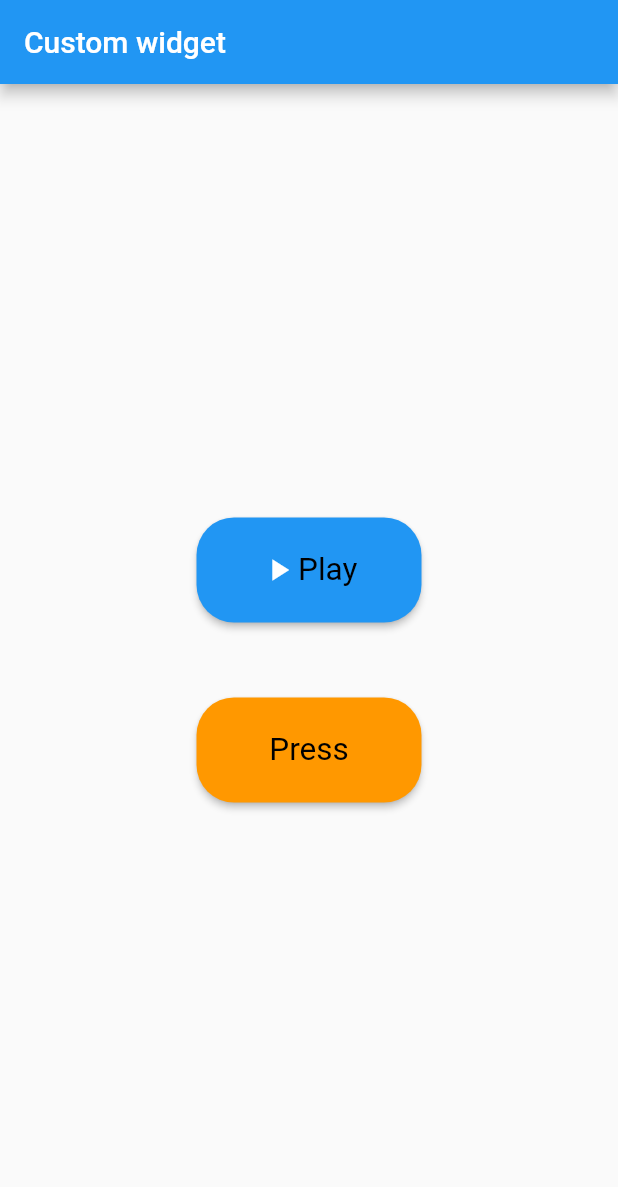
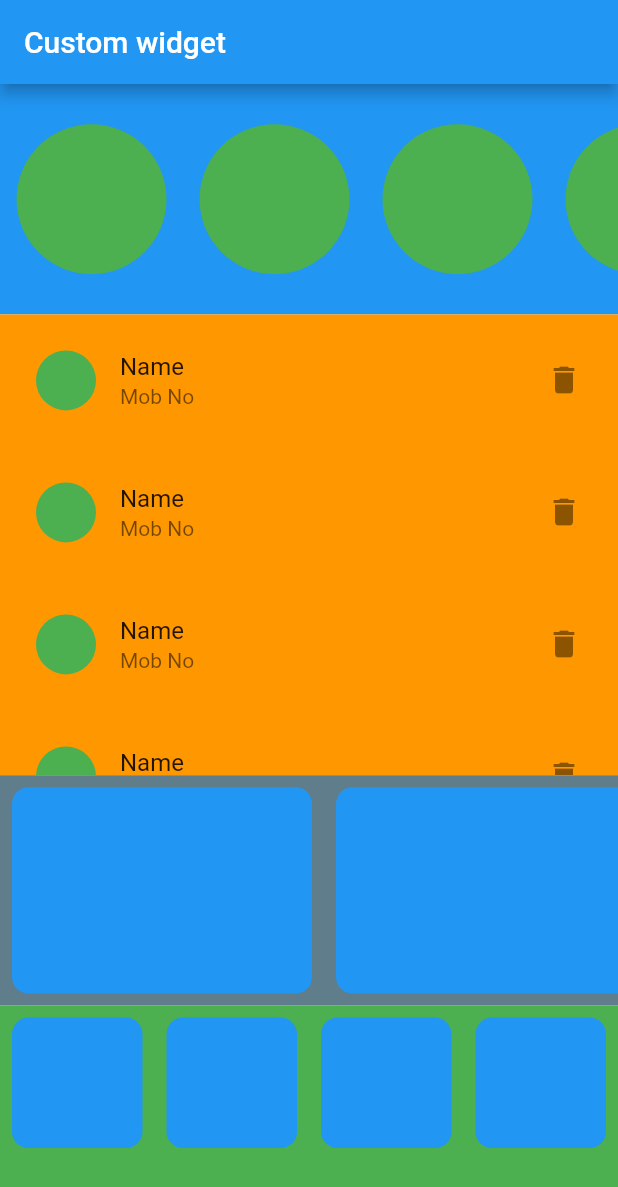
Before and after one commit to KiranKhadd29/practiceFlutter, a Flutter app: the screen it shows after launch, on a phone screen of 412 x 824 dp. Shown: the top 1187 px of the screen. Run offline on Flutter 3.47's test engine with Material 2 defaults, Android fonts, the phone set to English and light mode, and no system bars.

Commit message:
Splitting into widgets

```diff
--- a/Sayali Workspace/demoproject/lib/main.dart
+++ b/Sayali Workspace/demoproject/lib/main.dart
@@ -24,19 +24,20 @@
             titleSmall:  TextStyle(fontSize: 11,fontWeight: FontWeight.w500,fontStyle: FontStyle.italic),
         ),*/
       ),
-      home: const MyHomePage(title: 'Flutter Demo Home Page'),
+      //home: const MyHomePage(title: 'Flutter Demo Home Page'),
+      home: MyHomePage(),
     );
   }
 }
 
-class MyHomePage extends StatefulWidget {
+/*class MyHomePage extends StatefulWidget {
   const MyHomePage({super.key, required this.title});
   final String title;
   @override
   State<MyHomePage> createState() => _MyHomePageState();
-}
+}*/
 
-class _MyHomePageState extends State<MyHomePage> {
+/*class _MyHomePageState extends State<MyHomePage> {
   /*callback() {
     print('Clicked!!!');
   }*/
@@ -777,7 +778,7 @@
         onPressed: callback,
       ),*/
       //custom widgets
-      body: Center(
+      /*body: Center(
         child: Column(
           mainAxisAlignment: MainAxisAlignment.center,
           children: [
@@ -787,7 +788,7 @@
               child: RoundedButton(
                 btnName: 'Play',
                 icon: Icon(Icons.play_arrow),
-                //bgColor: ,
+                bgColor: Colors.indigo,
                 callback: () {
                   print('Playing!!!');
                 },
@@ -812,6 +813,148 @@
             ),
           ],
         ),
-      ));
+      )
+        */
+    );
+  }
+}*/
+
+class MyHomePage extends StatelessWidget {
+  @override
+  Widget build(BuildContext context) {
+    return Scaffold(
+      appBar: AppBar(
+        title: Text('Custom widget'),
+      ),
+        body: Container(
+          child: Column(
+            children: [
+              CatItems(),
+              Contact(),
+              SubCatItems(),
+              BottomMenu()
+            ],
+          ),
+        )
+    );
   }
 }
+
+class CatItems extends StatelessWidget {
+  @override
+  Widget build(BuildContext context) {
+    return Expanded(
+      flex: 2,
+      child: Container(
+        color: Colors.blue,
+        child: ListView.builder(itemBuilder: (context, index) => Padding(
+          padding: const EdgeInsets.all(11.0),
+          child: SizedBox(
+            width: 100,
+            child: CircleAvatar(
+              backgroundColor: Colors.green,
+            ),
+          ),
+        ), itemCount: 10, scrollDirection: Axis.horizontal),
+      ),
+    );
+  }
+}
+
+class Contact extends StatelessWidget {
+  @override
+  Widget build(BuildContext context) {
+    return Expanded(
+      flex: 4,
+      child: Container(
+        color: Colors.orange,
+        child: ListView.builder(itemBuilder: (context, index) => Padding(
+          padding: const EdgeInsets.all(8.0),
+          child: ListTile(
+            leading: CircleAvatar(
+              backgroundColor: Colors.green,
+            ),
+            title: Text('Name'),
+            subtitle: Text('Mob No'),
+            trailing: Icon(Icons.delete),
+          ),
+        ),),
+      ),
+    );
+  }
+}
+
+class SubCatItems extends StatelessWidget {
+  @override
+  Widget build(BuildContext context) {
+    return Expanded(
+      flex: 2,
+      child: Container(
+        color: Colors.blueGrey,
+        child: ListView.builder(itemBuilder: (context, index) =>
+            Padding(
+              padding: const EdgeInsets.all(8.0),
+              child: Container(
+                width: 200,
+                decoration: BoxDecoration(
+                  borderRadius: BorderRadius.circular(11),
+                  color: Colors.blue,
+                ),
+              ),
+            ), itemCount: 10, scrollDirection: Axis.horizontal,),
+      ),
+    );
+  }
+}
+
+class BottomMenu extends StatelessWidget {
+  @override
+  Widget build(BuildContext context) {
+    return Expanded(
+      flex: 2,
+      child: Container(
+        color: Colors.green,
+        child: GridView.count(
+          crossAxisCount: 4,
+          children: [
+            Padding(
+              padding: const EdgeInsets.all(8.0),
+              child: Container(
+                decoration: BoxDecoration(
+                  borderRadius: BorderRadius.circular(11),
+                  color: Colors.blue,
+                ),
+              ),
+            ),
+            Padding(
+              padding: const EdgeInsets.all(8.0),
+              child: Container(
+                decoration: BoxDecoration(
+                  borderRadius: BorderRadius.circular(11),
+                  color: Colors.blue,
+                ),
+              ),
+            ),
+            Padding(
+              padding: const EdgeInsets.all(8.0),
+              child: Container(
+                decoration: BoxDecoration(
+                  borderRadius: BorderRadius.circular(11),
+                  color: Colors.blue,
+                ),
+              ),
+            ),
+            Padding(
+              padding: const EdgeInsets.all(8.0),
+              child: Container(
+                decoration: BoxDecoration(
+                  borderRadius: BorderRadius.circular(11),
+                  color: Colors.blue,
+                ),
+              ),
+            ),
+          ],),
+      ),
+    );
+  }
+}
```
